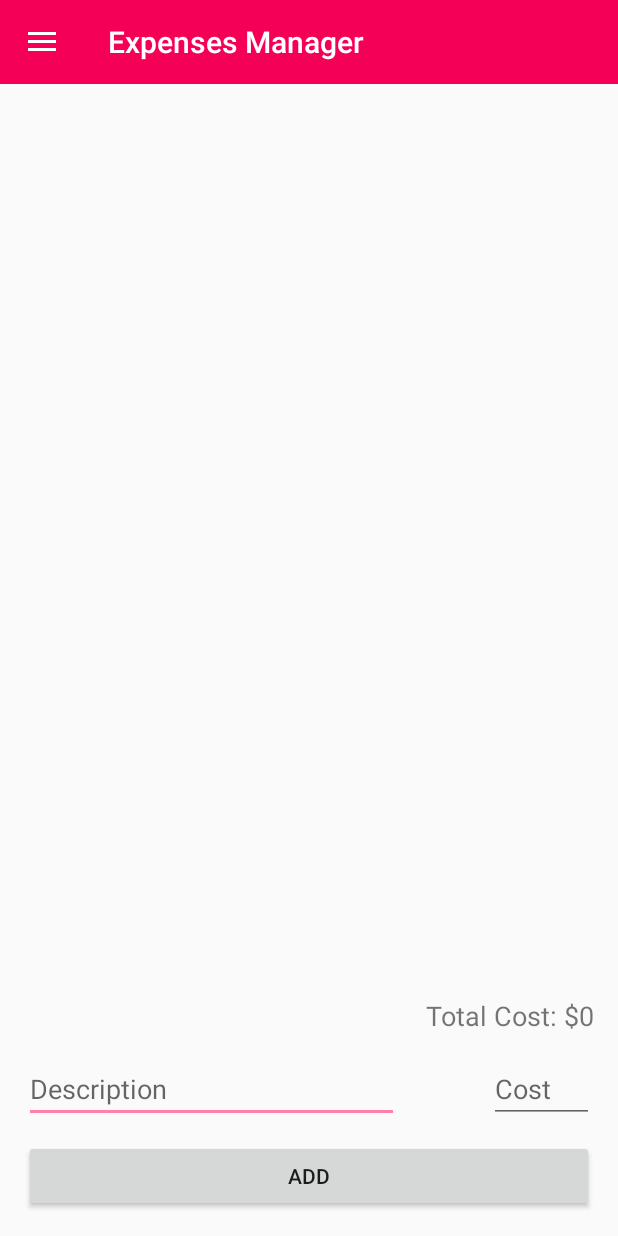
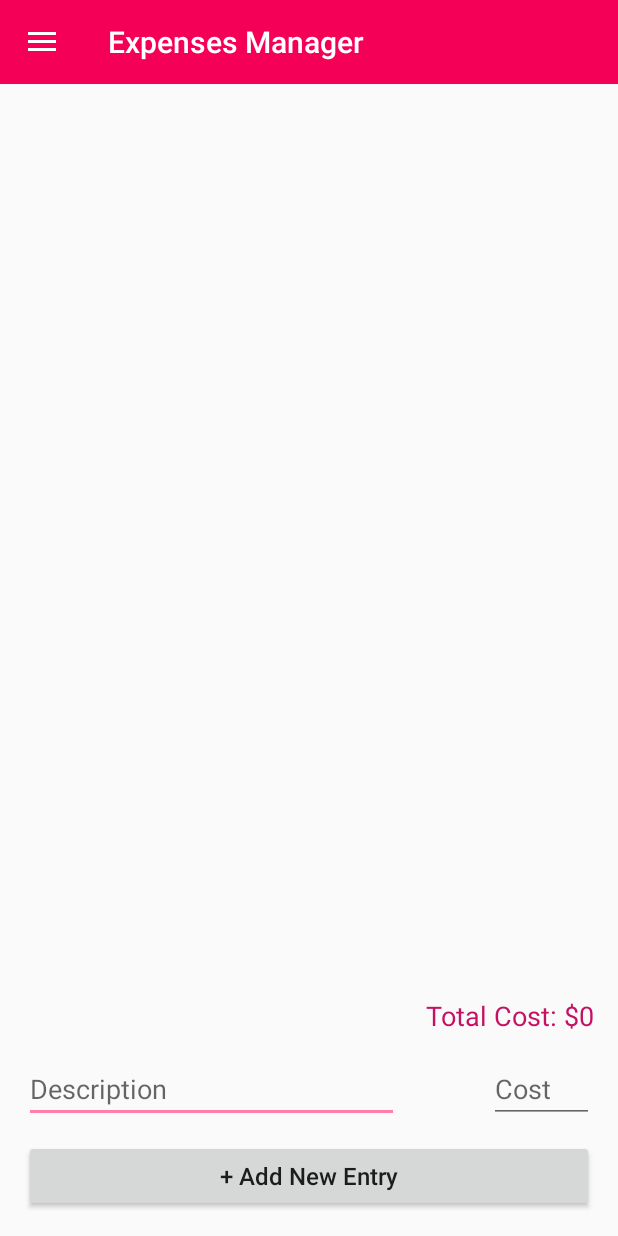
Before and after one commit to stanleynguyen/Xplorer, an Android app: the ExpensesManagerActivity screen opened directly, with no data from a screen before it, on a phone screen of 412 x 824 dp. Run offline under Robolectric (Android 15) with nearby library versions, the phone set to English and light mode, and no system bars.

Commit message:
expenses manager deco

```diff
--- a/XplorerApp/app/src/main/res/layout/activity_expenses_manager.xml
+++ b/XplorerApp/app/src/main/res/layout/activity_expenses_manager.xml
@@ -32,14 +32,16 @@
             android:paddingTop="@dimen/activity_vertical_margin" >
 
             <Button
-                android:text="Add"
+                android:text="+ Add New Entry"
                 android:layout_width="match_parent"
                 android:layout_height="wrap_content"
                 android:id="@+id/button6"
                 android:layout_alignParentBottom="true"
                 android:layout_alignParentLeft="true"
                 android:layout_alignParentStart="true"
-                android:onClick="saveNewExpense"/>
+                android:onClick="saveNewExpense"
+                android:textAllCaps="false"
+                android:textSize="@dimen/button_text"/>
 
             <EditText
                 android:layout_width="250dp"
@@ -80,7 +82,8 @@
                 android:layout_alignParentRight="true"
                 android:layout_alignParentEnd="true"
                 android:layout_marginBottom="14dp"
-                android:textSize="18sp" />
+                android:textSize="18sp"
+                android:textColor="@color/colorPrimaryDark"/>
 
         </RelativeLayout>
 
```
Also changed, not shown: XplorerApp/app/src/main/java/com/example/learningzoo/xplorerapp/activity/ExpensesManagerActivity.java (+7 -3 lines).
